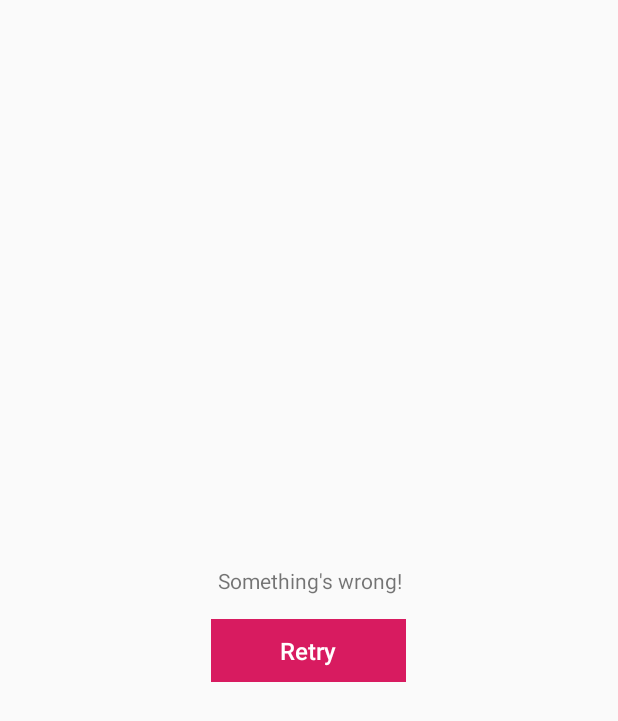
After one commit to gregriggins36/walab, an Android app: the layout view_error_content.xml on its own in the app's theme, with its tools: preview values and no code run, on a phone screen of 412 x 824 dp. The commit adds this screen. Shown: the top 721 px of the screen. Run offline under Robolectric (Android 15) with nearby library versions, the phone set to English and light mode, and no system bars.

Commit message:
Add loading and error state for API call

```diff
--- a/app/src/main/java/com/example/skeleton/feature/mvvm/FeatureFragment.kt
+++ b/app/src/main/java/com/example/skeleton/feature/mvvm/FeatureFragment.kt
@@ -27,6 +27,10 @@ class FeatureFragment : BaseFragment<FeatureViewModel, FeatureViewModel.Factory,
         viewModel.state.onItemFetched.observe(this, Observer {
             renderItems(viewModel.state.products)
         })
+
+        viewModel.state.viewAnimatorId.observe(this, Observer {
+            view_animator.displayedChildId = it!!
+        })
     }
 
     private fun renderItems(items: ArrayList<Product>) {
--- a/app/src/main/java/com/example/skeleton/feature/mvvm/FeatureState.kt
+++ b/app/src/main/java/com/example/skeleton/feature/mvvm/FeatureState.kt
@@ -1,5 +1,6 @@
 package com.example.skeleton.feature.mvvm
 
+import com.example.skeleton.R
 import com.example.skeleton.feature.model.Product
 import com.example.skeleton.util.Event
 import com.umairjavid.kombind.model.MutableLiveArrayList
@@ -8,6 +9,8 @@ import com.umairjavid.kombind.model.MutableLiveField
 class FeatureState {
     val products = MutableLiveArrayList<Product>()
     val onItemFetched = MutableLiveField<Event<Boolean>>()
+    val viewAnimatorId = MutableLiveField(R.id.progress_frame)
+    val apiErrorMessage = MutableLiveField(R.string.generic_error_message)
 
     operator fun invoke(func: FeatureState.() -> Unit) = func()
 }
--- /dev/null
+++ b/app/src/main/res/layout/view_error_content.xml
@@ -0,0 +1,40 @@
+<?xml version="1.0" encoding="utf-8"?>
+<layout
+        xmlns:android="http://schemas.android.com/apk/res/android"
+        xmlns:tools="http://schemas.android.com/tools">
+    <data>
+        <variable name="viewModel" type="com.example.skeleton.feature.mvvm.FeatureViewModel"/>
+    </data>
+    <ScrollView
+            android:id="@+id/error_frame"
+            android:layout_width="match_parent"
+            android:layout_height="match_parent">
+        <LinearLayout
+                android:orientation="vertical"
+                android:layout_width="match_parent"
+                android:layout_height="wrap_content"
+                android:padding="@dimen/spacing_xxl"
+                android:layout_gravity="center"
+                android:gravity="center_horizontal">
+            <TextView
+                    android:id="@+id/error_text"
+                    android:layout_width="wrap_content"
+                    android:layout_height="wrap_content"
+                    android:text="@{viewModel.state.apiErrorMessage}"
+                    android:gravity="center"
+                    android:layout_marginTop="@dimen/spacing_normal"
+                    tools:text="Something's wrong!"/>
+            <Button
+                    android:id="@+id/retry_button"
+                    android:layout_width="130dp"
+                    android:layout_height="42dp"
+                    android:layout_marginTop="@dimen/spacing_large"
+                    android:text="@string/retry"
+                    android:textColor="@android:color/white"
+                    android:textSize="@dimen/text_large"
+                    android:textAllCaps="false"
+                    android:background="@color/colorAccent"
+                    style="?android:attr/borderlessButtonStyle"/>
+        </LinearLayout>
+    </ScrollView>
+</layout>
--- a/app/src/main/res/values/strings.xml
+++ b/app/src/main/res/values/strings.xml
@@ -1,3 +1,5 @@
 <resources>
     <string name="app_name">WaLab</string>
+    <string name="retry">Retry</string>
+    <string name="generic_error_message">Something went wrong. Try again.</string>
 </resources>
```
Also changed, not shown: app/src/main/java/com/example/skeleton/feature/mvvm/FeatureViewModel.kt (+4 -4 lines), app/src/main/java/com/example/skeleton/ui/BetterViewAnimator.java (added, +47 -0 lines), app/src/main/res/layout/fragment_feature.xml (+10 -1 lines), app/src/main/res/layout/view_progress_content.xml (added, +13 -0 lines).
